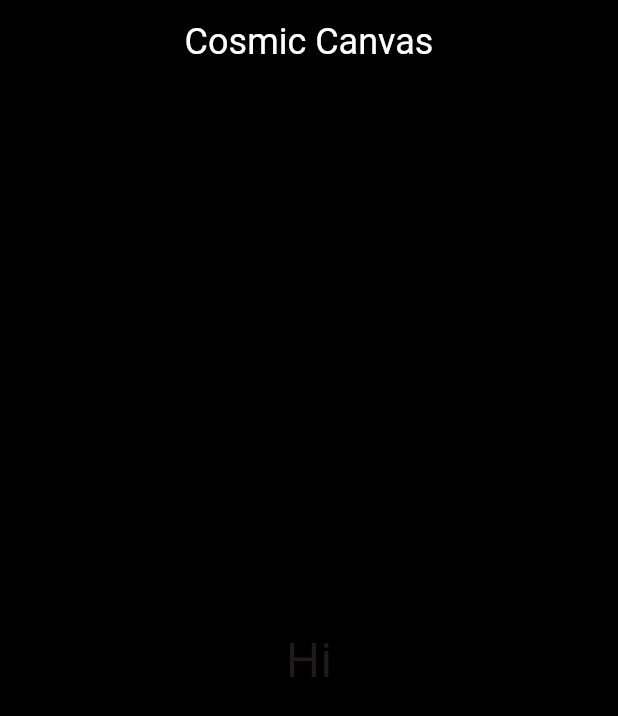
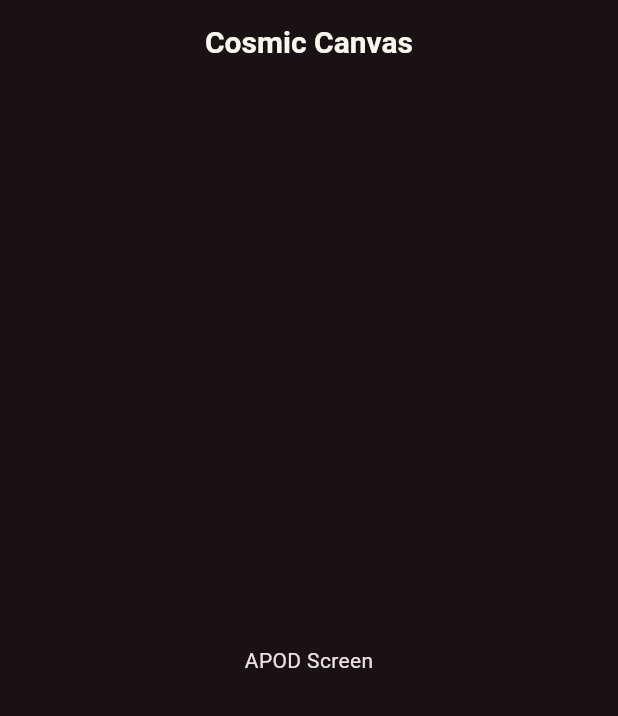
Before and after one commit to KornelHajto/CosmicCanvas, a Flutter app: the screen it shows after launch, on a phone screen of 412 x 824 dp. Shown: the top 716 px of the screen. Run offline on Flutter 3.47's test engine with Material 3 defaults, Android fonts, the light colour scheme and no system bars; Roboto replaces fonts that are missing (Iosevka, Raleway).

Commit message:
feat: Separated  home screen

```diff
--- a/lib/main.dart
+++ b/lib/main.dart
@@ -1,4 +1,5 @@
 import 'package:flutter/material.dart';
+import 'screens/apod_screen.dart';
 
 void main() {
   runApp(const CosmicCanvasApp());
@@ -10,47 +11,24 @@ class CosmicCanvasApp extends StatelessWidget {
   @override
   Widget build(BuildContext context) {
     return MaterialApp(
-      title: 'Flutter Demo',
+      title: 'Astronomy Picture of the Day',
       theme: ThemeData(
-        colorScheme: ColorScheme.fromSeed(seedColor: const Color.fromARGB(255, 0, 0, 0)),
+        brightness: Brightness.dark,
+        colorScheme: ColorScheme.fromSeed(
+          seedColor: const Color.fromARGB(255, 0, 0, 0),
+          brightness: Brightness.dark,
+        ),
+        fontFamily: 'Raleway',
+        appBarTheme: const AppBarTheme(
+          titleTextStyle: TextStyle(
+            color: Color(0xFFF9F6EE), // Bone white
+            fontSize: 20,
+            fontWeight: FontWeight.bold,
+          ),
+        ),
       ),
-      home: const HomeScreen(title: 'Cosmic Canvas'),
+      home: const APODScreen(),
+      debugShowCheckedModeBanner: false,
     );
   }
 }
-
-class HomeScreen extends StatefulWidget {
-  const HomeScreen({super.key, required this.title});
-
-  final String title;
-
-  @override
-  State<HomeScreen> createState() => _HomeScreenState();
-}
-
-class _HomeScreenState extends State<HomeScreen> {
-
-  @override
-  Widget build(BuildContext context) {
-    final colorScheme = Theme.of(context).colorScheme;
-
-    return Scaffold(
-      backgroundColor: Color.fromARGB(255, 0, 0, 0),
-      appBar: AppBar(
-        backgroundColor: Colors.black87,
-        title: Text(widget.title, style: const TextStyle(color: Colors.white, fontFamily: 'Raleway', fontSize: 24)),
-        centerTitle: true,
-      ),
-      body: Center(
-        child: Text(
-          'Hi',
-          style: TextStyle(
-            color: colorScheme.onSurface,
-            fontFamily: 'Iosevka',
-            fontSize: 32,
-          ),
-        ),
-      )
-    );
-  }
-}
--- /dev/null
+++ b/lib/screens/apod_screen.dart
@@ -0,0 +1,16 @@
+import 'package:flutter/material.dart';
+
+class APODScreen extends StatelessWidget {
+  const APODScreen({super.key});
+
+  @override
+  Widget build(BuildContext context) {
+    return Scaffold(
+      appBar: AppBar(
+        title: const Text('Cosmic Canvas'),
+        centerTitle: true,
+      ),
+      body: Center(child: Text('APOD Screen'),),
+    );
+  }
+}
```
